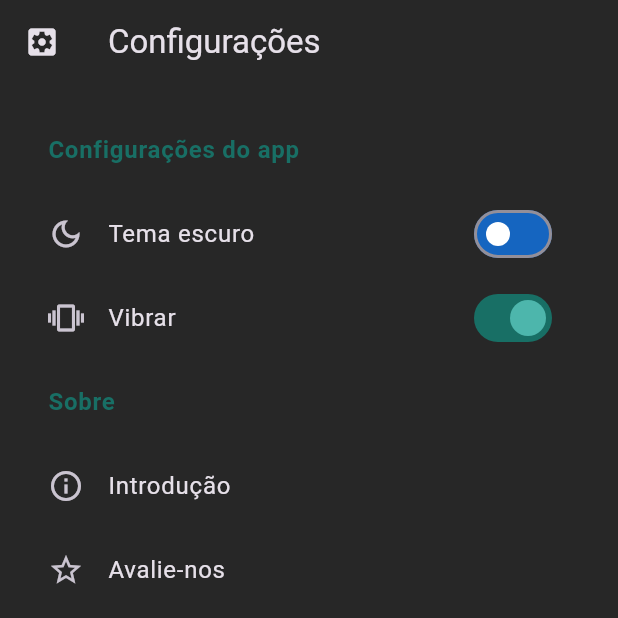
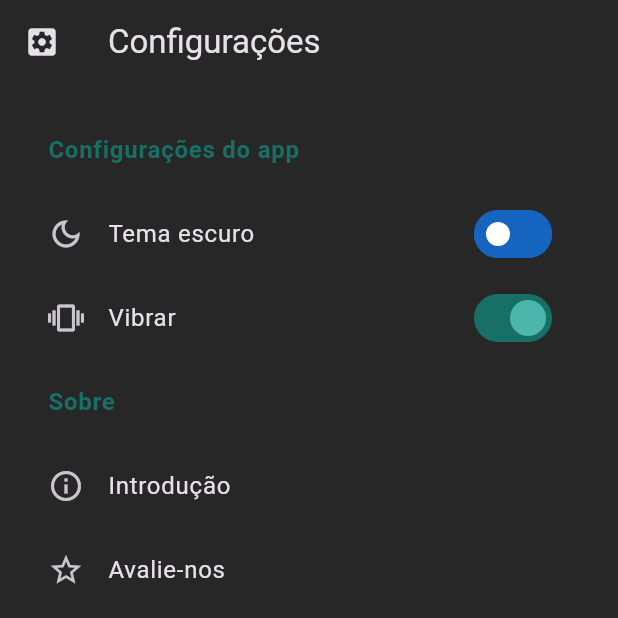
Before and after one commit to S3NTIN3LA/QrScanner, a Flutter app: the Configuracoes screen opened directly, on a phone screen of 412 x 824 dp, the top half of it. Run offline on Flutter 3.47's test engine with Material 3 defaults, Android fonts, the phone set to English and light mode, and no system bars; our stand-ins replace image_picker, shared_preferences, vibration; missing offline and left inert: flutter_barcode_scanner, google_ml_kit; accounts and stored records are empty.

```diff
--- a/lib/pages/configuracao.dart
+++ b/lib/pages/configuracao.dart
@@ -54,6 +54,8 @@ class _ConfiguracoesState extends State<Configuracoes> {
                 activeTrackColor: Colors.blue[200],
                 inactiveThumbColor: Colors.white,
                 inactiveTrackColor: Colors.blue[800],
+                trackOutlineColor: WidgetStatePropertyAll(
+                    temaClaroAtivado ? Colors.blue[200] : Colors.blue[800]),
                 value: temaClaroAtivado,
                 onChanged: (value) {
                   if (vibrationOn) {
```
Also changed, not shown: lib/main.dart (+6 -2 lines), lib/navigation/bottom_navigation.dart (+6 -1 lines).
